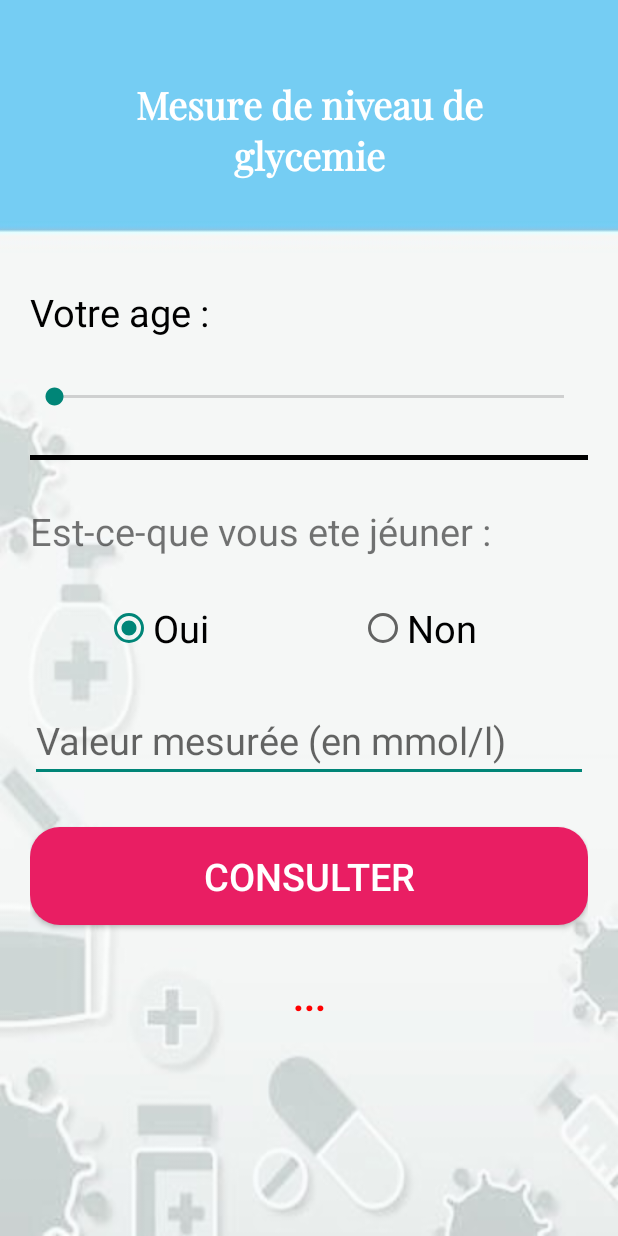
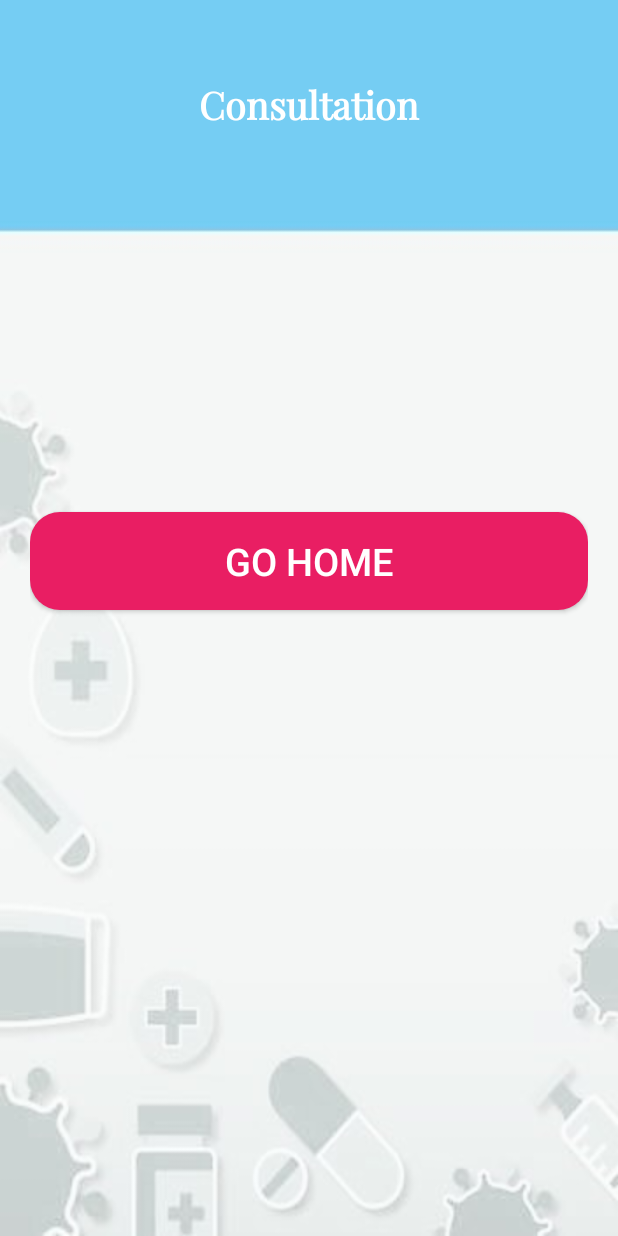
Before and after one commit to wafaSassi4/mobile_glycemie, an Android app: the screen it shows after launch (MainActivity before the commit, MainActivity2 after it), after a tap on "CONSULTER", on a phone screen of 412 x 824 dp. Run offline under Robolectric (Android 15) with nearby library versions, the phone set to English and light mode, and no system bars.

Commit message:
mobile_glycemie

```diff
--- a/app/src/main/AndroidManifest.xml
+++ b/app/src/main/AndroidManifest.xml
@@ -1,6 +1,6 @@
 <?xml version="1.0" encoding="utf-8"?>
 <manifest xmlns:android="http://schemas.android.com/apk/res/android"
-    xmlns:tools="http://schemas.android.com/tools" >
+    xmlns:tools="http://schemas.android.com/tools">
 
     <application
         android:allowBackup="true"
@@ -11,10 +11,13 @@
         android:roundIcon="@mipmap/ic_launcher_round"
         android:supportsRtl="true"
         android:theme="@style/Theme.Wafasassilsi3_DevMobil_mesure_glycemie"
-        tools:targetApi="31" >
+        tools:targetApi="31">
+        <activity
+            android:name=".MainActivity2"
+            android:exported="false" />
         <activity
             android:name=".view.MainActivity"
-            android:exported="true" >
+            android:exported="true">
             <intent-filter>
                 <action android:name="android.intent.action.MAIN" />
 
--- /dev/null
+++ b/app/src/main/java/com/example/wafasassilsi3_devmobil_mesure_glycemie/MainActivity2.java
@@ -0,0 +1,44 @@
+package com.example.wafasassilsi3_devmobil_mesure_glycemie;
+
+import androidx.appcompat.app.AppCompatActivity;
+import android.content.Intent;
+import android.os.Bundle;
+import android.view.View;
+import android.widget.Button;
+import android.widget.TextView;
+
+import com.example.wafasassilsi3_devmobil_mesure_glycemie.view.MainActivity;
+
+public class MainActivity2 extends AppCompatActivity {
+
+    private TextView resultTextView;
+
+    @Override
+    protected void onCreate(Bundle savedInstanceState) {
+        super.onCreate(savedInstanceState);
+        setContentView(R.layout.activity_main2);
+
+        TextView resultTextView =(TextView) findViewById(R.id.res);
+
+        // Retrieve the data from the Intent
+        Intent intent = getIntent();
+        String result = null;
+        if (intent != null) {
+            result = intent.getStringExtra("resultat");
+            resultTextView.setText(result);
+        }
+        Button dev = findViewById(R.id.btn);
+        dev.setOnClickListener(new View.OnClickListener() {
+            @Override
+            public void onClick(View v) {
+                goBack();
+            }
+        });
+    }
+
+    public void  goBack(){
+        Intent intent = new Intent(MainActivity2.this, MainActivity.class);
+        startActivity(intent);
+        finish();
+    }
+}
--- a/app/src/main/java/com/example/wafasassilsi3_devmobil_mesure_glycemie/controller/controller.java
+++ b/app/src/main/java/com/example/wafasassilsi3_devmobil_mesure_glycemie/controller/Controller.java
@@ -1,15 +1,24 @@
 package com.example.wafasassilsi3_devmobil_mesure_glycemie.controller;
 import com.example.wafasassilsi3_devmobil_mesure_glycemie.model.patient;
 
-public class controller {
+public class Controller {
+
+    public static Controller instance;
     private static patient patient;
     public void createPatient(double vm,int age,boolean isFasting){
         patient = new patient(vm,age,isFasting);
     }
-    public controller(){
+    private Controller(){
         super();
     }
     public String getResponse(){
         return patient.getConsultation();
     }
+    public  static Controller getInstance(){
+        if(instance== null){
+            return instance=new Controller();
+        }else {
+            return instance;
+        }
+    }
 }
--- a/app/src/main/java/com/example/wafasassilsi3_devmobil_mesure_glycemie/view/MainActivity.java
+++ b/app/src/main/java/com/example/wafasassilsi3_devmobil_mesure_glycemie/view/MainActivity.java
@@ -2,6 +2,7 @@ package com.example.wafasassilsi3_devmobil_mesure_glycemie.view;
 
 import androidx.appcompat.app.AppCompatActivity;
 
+import android.content.Intent;
 import android.os.Bundle;
 import android.util.Log;
 import android.view.View;
@@ -13,12 +14,13 @@ import android.widget.SeekBar;
 import android.widget.TextView;
 import android.widget.Toast;
 
+import com.example.wafasassilsi3_devmobil_mesure_glycemie.MainActivity2;
 import com.example.wafasassilsi3_devmobil_mesure_glycemie.R;
-import com.example.wafasassilsi3_devmobil_mesure_glycemie.controller.controller;
+import com.example.wafasassilsi3_devmobil_mesure_glycemie.controller.Controller;
 
 public class MainActivity extends AppCompatActivity {
 
-    private TextView age=null,res=null;
+    private TextView age=null;
     //private TextVien tvage;tvresult;
     private SeekBar sbage =null;
     //private SeekBar sbage;
@@ -27,7 +29,9 @@ public class MainActivity extends AppCompatActivity {
     private EditText vm=null;
     private Button btn= null;
 
-    private static controller myController = new controller();
+    private String res;
+
+    private static Controller myController= Controller.getInstance();
     @Override
     //public void main
     protected void onCreate(Bundle savedInstanceState) {
@@ -77,8 +81,10 @@ public class MainActivity extends AppCompatActivity {
 
                     myController.createPatient(vM,age,isFasting);
 
-                    res.setText(myController.getResponse());
+                    res=myController.getResponse();
                 }
+
+                resultat();
             }
         });
 
@@ -92,7 +98,17 @@ public class MainActivity extends AppCompatActivity {
        // rbGrp=(RadioGroup) findViewById(R.id.rbGrp);
         rbnon=(RadioButton)findViewById(R.id.rbNon);
         rboui=(RadioButton)findViewById(R.id.rbOui);
-        res= (TextView) findViewById(R.id.res);
+    }
+
+    public void resultat() {
+        // Créer une intention pour démarrer l'activité Consultation_Activity
+        Intent intent = new Intent(MainActivity.this, MainActivity2.class);
+
+        // Transmettre la valeur de 'res' à Consultation_Activity
+        intent.putExtra("resultat", res);
+
+        // Démarrer l'activité Consultation_Activity
+        startActivity(intent);
     }
 
 
--- a/app/src/main/res/layout/activity_main.xml
+++ b/app/src/main/res/layout/activity_main.xml
@@ -97,14 +97,4 @@
         android:background="@drawable/button_shape"
         />
 
-    <TextView
-        android:id="@+id/res"
-        android:layout_width="match_parent"
-        android:layout_height="wrap_content"
-        android:textSize="25sp"
-        android:textColor="@color/red"
-        android:text="..."
-        android:textStyle="bold"
-        android:layout_marginTop="30dp"
-        android:gravity="center"/>
 </LinearLayout>
--- /dev/null
+++ b/app/src/main/res/layout/activity_main2.xml
@@ -0,0 +1,46 @@
+<?xml version="1.0" encoding="utf-8"?>
+<LinearLayout xmlns:android="http://schemas.android.com/apk/res/android"
+    xmlns:app="http://schemas.android.com/apk/res-auto"
+    xmlns:tools="http://schemas.android.com/tools"
+    android:layout_height="match_parent"
+    android:orientation="vertical"
+    android:background="@drawable/app_background"
+    android:layout_width="match_parent"
+    android:padding="20dp"
+    tools:context=".MainActivity2"
+    >
+
+    <TextView
+        android:layout_width="match_parent"
+        android:layout_height="wrap_content"
+        android:fontFamily="@font/playfair_display"
+        android:gravity="center"
+        android:padding="30dp"
+        android:text="Consultation"
+        android:textColor="@color/white"
+        android:textSize="25sp"
+        android:textStyle="bold" />
+    <TextView
+        android:id="@+id/res"
+        android:layout_width="match_parent"
+        android:layout_height="wrap_content"
+        android:textSize="25sp"
+        android:textColor="@color/blue"
+        android:text="..."
+        android:textStyle="bold"
+        android:layout_marginTop="90dp"
+        android:gravity="center"/>
+
+        <Button
+        android:id="@+id/btn"
+        android:layout_width="match_parent"
+        android:layout_height="wrap_content"
+        android:text="Go Home"
+        android:textSize="25sp"
+        android:padding="15dp"
+        android:layout_marginTop="100dp"
+        android:textColor="@color/white"
+        android:background="@drawable/button_shape"
+        />
+
+</LinearLayout>
```
